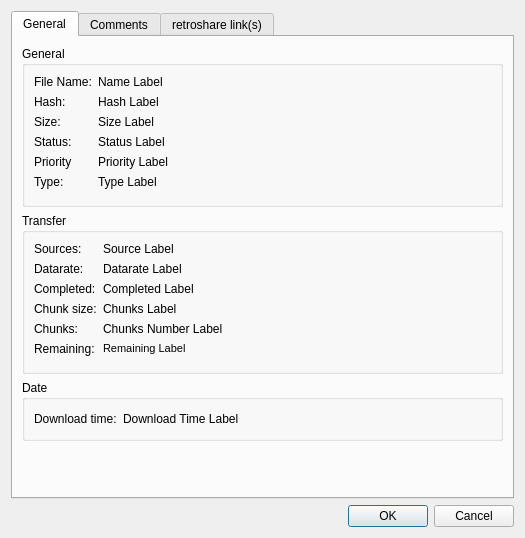
Above: retroshare-gui/src/gui/DetailsDialog.ui from RetroShare/RetroShare before the change. Below: the same form after it.
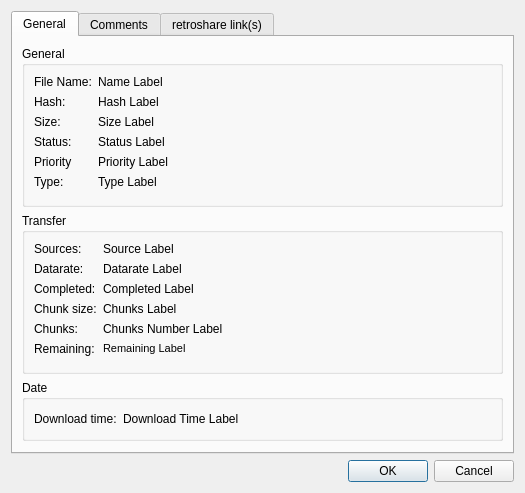
That is the form after the change. Icons and pictures are not drawn.

Commit message: fixed geometry of Details

Patch:
```diff
--- a/retroshare-gui/src/gui/DetailsDialog.ui
+++ b/retroshare-gui/src/gui/DetailsDialog.ui
@@ -7,7 +7,7 @@
     <x>0</x>
     <y>0</y>
     <width>525</width>
-    <height>538</height>
+    <height>477</height>
    </rect>
   </property>
   <property name="windowTitle">
```
